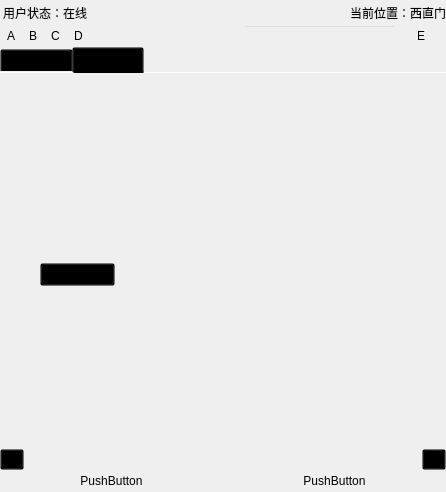
The window that deliciousClient/mainwindow.ui (gaoxiaojun/delicacymap) describes before a commit, drawn with Qt 5.
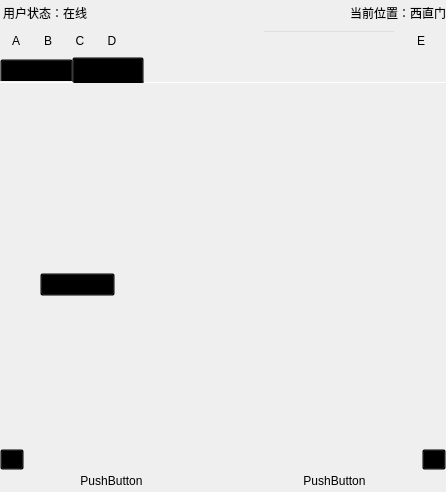
The same window after the commit. Icons and pictures are not drawn.

What changed in the file:
```diff
--- a/deliciousClient/mainwindow.ui
+++ b/deliciousClient/mainwindow.ui
@@ -101,6 +101,12 @@
       </property>
       <item>
        <widget class="QToolButton" name="toolButton_A">
+        <property name="minimumSize">
+         <size>
+          <width>32</width>
+          <height>32</height>
+         </size>
+        </property>
         <property name="text">
          <string>A</string>
         </property>
@@ -121,6 +127,12 @@
       </item>
       <item>
        <widget class="QToolButton" name="toolButton_B">
+        <property name="minimumSize">
+         <size>
+          <width>32</width>
+          <height>32</height>
+         </size>
+        </property>
         <property name="text">
          <string>B</string>
         </property>
@@ -141,6 +153,12 @@
       </item>
       <item>
        <widget class="QToolButton" name="toolButton_C">
+        <property name="minimumSize">
+         <size>
+          <width>32</width>
+          <height>32</height>
+         </size>
+        </property>
         <property name="text">
          <string>C</string>
         </property>
@@ -161,6 +179,12 @@
       </item>
       <item>
        <widget class="QToolButton" name="toolButton_D">
+        <property name="minimumSize">
+         <size>
+          <width>32</width>
+          <height>32</height>
+         </size>
+        </property>
         <property name="autoFillBackground">
          <bool>false</bool>
         </property>
@@ -190,7 +214,7 @@
         <property name="sizeHint" stdset="0">
          <size>
           <width>40</width>
-          <height>20</height>
+          <height>32</height>
          </size>
         </property>
        </spacer>
```
